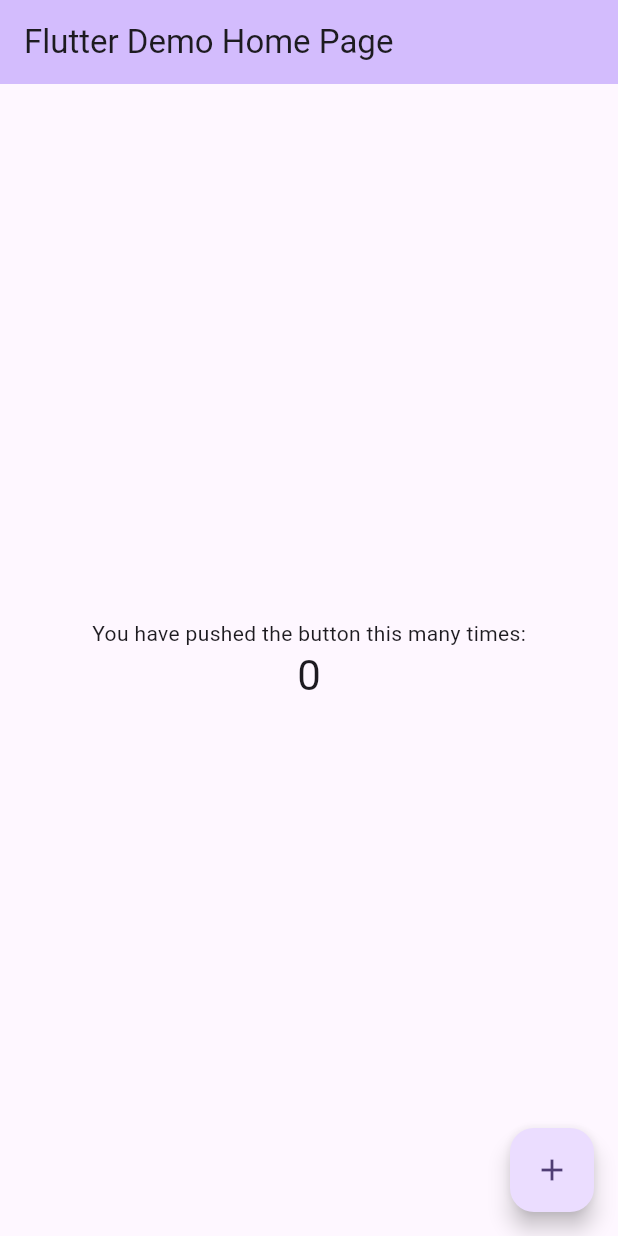
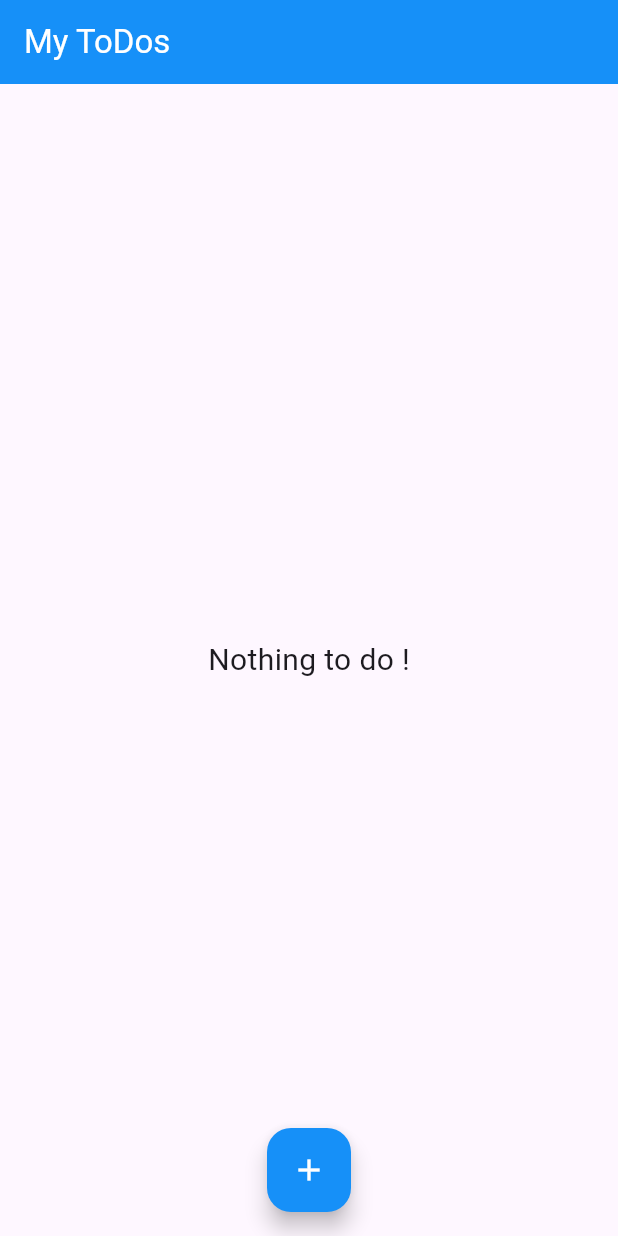
Before and after one commit to EtienneBel/flutter_widgets, a Flutter app: the screen it shows after launch, on a phone screen of 412 x 824 dp. Run offline on Flutter 3.47's test engine with Material 3 defaults, Android fonts, the light colour scheme and no system bars.

Commit message:
refactor main application structure and add TodoPage

```diff
--- a/lib/main.dart
+++ b/lib/main.dart
@@ -1,130 +1,17 @@
 import 'package:flutter/material.dart';
-import 'package:provider/provider.dart';
-import 'package:state_manag_with_provider/app_provider.dart';
+import 'package:state_manag_with_provider/todo_page.dart';
 
-void main() {
-  runApp(ChangeNotifierProvider(
-    create: (context) => AppProvider(),
-    child: const MyApp(),
-  ));
-}
+void main() => runApp(const MyApp());
 
 class MyApp extends StatelessWidget {
   const MyApp({super.key});
 
-  // This widget is the root of your application.
   @override
   Widget build(BuildContext context) {
-    return MaterialApp(
-      title: 'Flutter Demo',
-      theme: ThemeData(
-        // This is the theme of your application.
-        //
-        // TRY THIS: Try running your application with "flutter run". You'll see
-        // the application has a purple toolbar. Then, without quitting the app,
-        // try changing the seedColor in the colorScheme below to Colors.green
-        // and then invoke "hot reload" (save your changes or press the "hot
-        // reload" button in a Flutter-supported IDE, or press "r" if you used
-        // the command line to start the app).
-        //
-        // Notice that the counter didn't reset back to zero; the application
-        // state is not lost during the reload. To reset the state, use hot
-        // restart instead.
-        //
-        // This works for code too, not just values: Most code changes can be
-        // tested with just a hot reload.
-        colorScheme: ColorScheme.fromSeed(seedColor: Colors.deepPurple),
-        useMaterial3: true,
-      ),
-      home: const MyHomePage(title: 'Flutter Demo Home Page'),
+    return const MaterialApp(
+      title: 'Todo app',
+      debugShowCheckedModeBanner: false,
+      home: TodoPage(),
     );
   }
 }
-
-class MyHomePage extends StatefulWidget {
-  const MyHomePage({super.key, required this.title});
-
-  // This widget is the home page of your application. It is stateful, meaning
-  // that it has a State object (defined below) that contains fields that affect
-  // how it looks.
-
-  // This class is the configuration for the state. It holds the values (in this
-  // case the title) provided by the parent (in this case the App widget) and
-  // used by the build method of the State. Fields in a Widget subclass are
-  // always marked "final".
-
-  final String title;
-
-  @override
-  State<MyHomePage> createState() => _MyHomePageState();
-}
-
-class _MyHomePageState extends State<MyHomePage> {
-  int _counter = 0;
-
-  void _incrementCounter() {
-    setState(() {
-      // This call to setState tells the Flutter framework that something has
-      // changed in this State, which causes it to rerun the build method below
-      // so that the display can reflect the updated values. If we changed
-      // _counter without calling setState(), then the build method would not be
-      // called again, and so nothing would appear to happen.
-      _counter++;
-    });
-  }
-
-  @override
-  Widget build(BuildContext context) {
-    // This method is rerun every time setState is called, for instance as done
-    // by the _incrementCounter method above.
-    //
-    // The Flutter framework has been optimized to make rerunning build methods
-    // fast, so that you can just rebuild anything that needs updating rather
-    // than having to individually change instances of widgets.
-    return Scaffold(
-      appBar: AppBar(
-        // TRY THIS: Try changing the color here to a specific color (to
-        // Colors.amber, perhaps?) and trigger a hot reload to see the AppBar
-        // change color while the other colors stay the same.
-        backgroundColor: Theme.of(context).colorScheme.inversePrimary,
-        // Here we take the value from the MyHomePage object that was created by
-        // the App.build method, and use it to set our appbar title.
-        title: Text(widget.title),
-      ),
-      body: Center(
-        // Center is a layout widget. It takes a single child and positions it
-        // in the middle of the parent.
-        child: Column(
-          // Column is also a layout widget. It takes a list of children and
-          // arranges them vertically. By default, it sizes itself to fit its
-          // children horizontally, and tries to be as tall as its parent.
-          //
-          // Column has various properties to control how it sizes itself and
-          // how it positions its children. Here we use mainAxisAlignment to
-          // center the children vertically; the main axis here is the vertical
-          // axis because Columns are vertical (the cross axis would be
-          // horizontal).
-          //
-          // TRY THIS: Invoke "debug painting" (choose the "Toggle Debug Paint"
-          // action in the IDE, or press "p" in the console), to see the
-          // wireframe for each widget.
-          mainAxisAlignment: MainAxisAlignment.center,
-          children: <Widget>[
-            const Text(
-              'You have pushed the button this many times:',
-            ),
-            Text(
-              '$_counter',
-              style: Theme.of(context).textTheme.headlineMedium,
-            ),
-          ],
-        ),
-      ),
-      floatingActionButton: FloatingActionButton(
-        onPressed: _incrementCounter,
-        tooltip: 'Increment',
-        child: const Icon(Icons.add),
-      ), // This trailing comma makes auto-formatting nicer for build methods.
-    );
-  }
-}
--- /dev/null
+++ b/lib/todo_page.dart
@@ -0,0 +1,79 @@
+import 'package:flutter/material.dart';
+
+class TodoPage extends StatefulWidget {
+  const TodoPage({super.key});
+
+  @override
+  State<TodoPage> createState() => _TodoPageState();
+}
+
+class _TodoPageState extends State<TodoPage> {
+  @override
+  Widget build(BuildContext context) {
+    return Scaffold(
+      appBar: AppBar(
+        title: const Text('My ToDos', style: TextStyle(color: Colors.white)),
+        backgroundColor: const Color(0xFF1690F8),
+      ),
+      body: MyTodo.todos.isEmpty
+          ? const Center(
+              child: Text('Nothing to do !', style: TextStyle(fontSize: 20)))
+          : ListView.builder(
+              itemCount: MyTodo.todos.length,
+              itemBuilder: (context, index) {
+                final todo = MyTodo.todos[index];
+                return TodoItem(
+                    todo: todo,
+                    onChanged: (value) {
+                      setState(() {
+                        MyTodo.todos[index].completed = value;
+                      });
+                    });
+              }),
+      floatingActionButtonLocation: FloatingActionButtonLocation.centerFloat,
+      floatingActionButton: FloatingActionButton(
+        onPressed: () {},
+        backgroundColor: const Color(0xFF1690F8),
+        foregroundColor: const Color(0xFFFFFFFF),
+        child: const Icon(Icons.add),
+      ),
+    );
+  }
+}
+
+class TodoItem extends StatelessWidget {
+  final MyTodo todo;
+  final Function(bool) onChanged;
+
+  const TodoItem({super.key, required this.todo, required this.onChanged});
+
+  @override
+  Widget build(BuildContext context) {
+    return CheckboxListTile(
+      title: Text(todo.name),
+      subtitle: Text('Priority : ${todo.priority.name}'),
+      value: todo.completed,
+      onChanged: (value) {
+        onChanged(value!);
+      },
+    );
+  }
+}
+
+class MyTodo {
+  int id;
+  String name;
+  bool completed;
+  TodoPriority priority;
+
+  MyTodo({
+    required this.id,
+    required this.name,
+    this.completed = false,
+    required this.priority,
+  });
+
+  static List<MyTodo> todos = [];
+}
+
+enum TodoPriority { low, medium, high }
```
